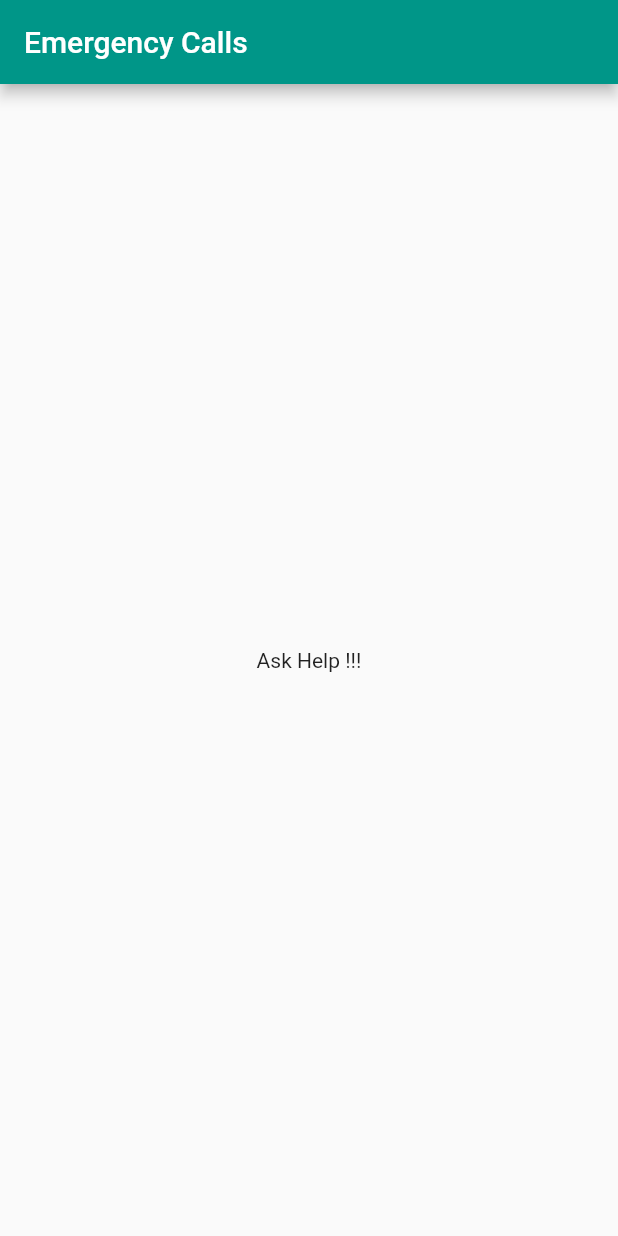
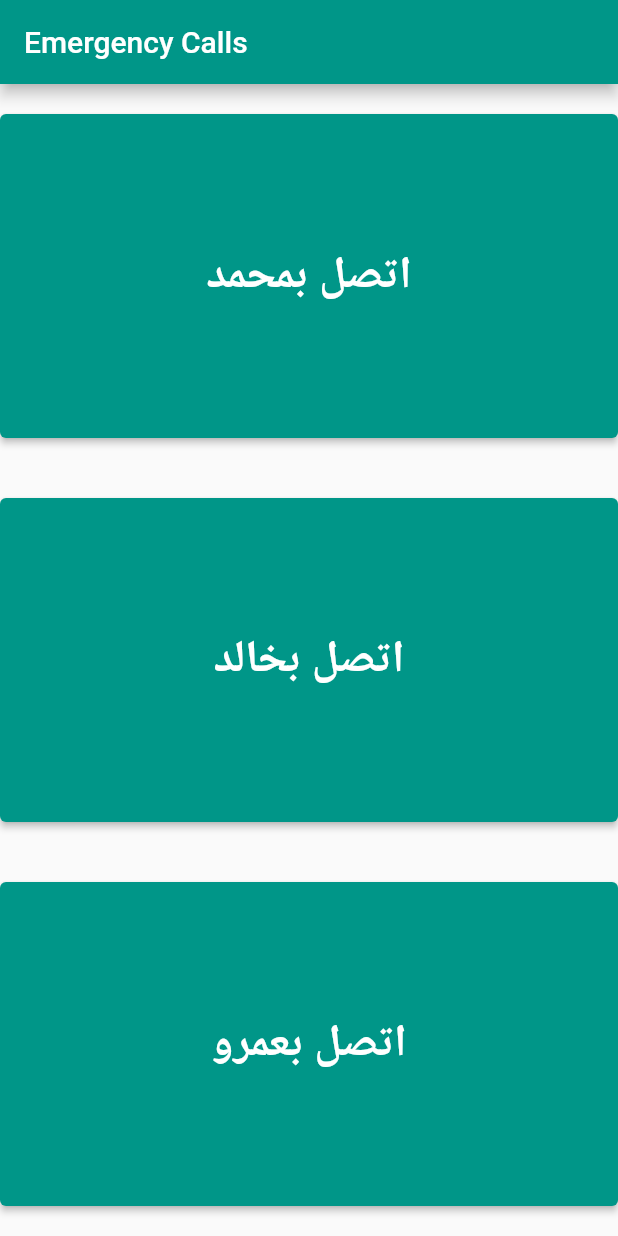
Before and after one commit to Mohammed-El-kayesh/Blind_Guide, a Flutter app: the screen it shows after launch, swiped to page 5, on a phone screen of 412 x 824 dp. Run offline on Flutter 3.47's test engine with Material 2 defaults, Android fonts, the phone set to English and light mode, and no system bars; our stand-ins replace bloc, camera, flutter_bloc, flutter_offline, flutter_tts, get and 2 more; missing offline and left inert: google_ml_vision, tflite; project files that could hold a hidden picture were left out.

Commit message:
Add emergency calls

```diff
--- a/blind_guide/lib/presentation/layout/screens/emergencyCalls.dart
+++ b/blind_guide/lib/presentation/layout/screens/emergencyCalls.dart
@@ -1,6 +1,7 @@
 import 'package:flutter/material.dart';
 import 'package:flutter_tts/flutter_tts.dart';
 import 'package:just_audio/just_audio.dart';
+import 'package:url_launcher/url_launcher.dart';
 class EmergencyScreen extends StatefulWidget {
   const EmergencyScreen({Key? key}) : super(key: key);
 
@@ -12,26 +13,135 @@ class _EmergencyScreenState extends State<EmergencyScreen> {
   /////sound////
   final FlutterTts flutterTts = FlutterTts();
   final AudioPlayer audioPlayer = AudioPlayer();
-  final String text = 'هذه الصفحة لمكالمات الطوارئ وطلب المساعدة من احد الاصدقاء';
+  final String text = 'هذه الصفحة لمكالمات الطوارئ وطلب المساعدة من أحد الأصدقاء حيث تحتوي على 3 أشخاص'
+      '  يمكنك الاتصال بهم من خلال الضغط أعلى الشاشة او في منتصف الشاشة او في اخر الشاشة و سيقوم التطبيق بنقلك مباشرة الى لوحة اتصال الهاتف ';
+
   Future<void> playVoiceNote() async {
     await flutterTts.setLanguage('ar-US');
     await flutterTts.setPitch(1);
     await flutterTts.speak(text);
   }
+
   void initState() {
     super.initState();
 
     playVoiceNote();
+  }
 
+  String ContactName1 = "محمد";
+  String ContactName2 = "خالد";
+  String ContactName3 = "عمرو";
+
+  final FlutterTts flutterTtsforCall1 = FlutterTts();
+  final AudioPlayer audioPlayerforCall1 = AudioPlayer();
+
+  final FlutterTts flutterTtsforCall2 = FlutterTts();
+  final AudioPlayer audioPlayerforCall2 = AudioPlayer();
+
+  final FlutterTts flutterTtsforCall3 = FlutterTts();
+  final AudioPlayer audioPlayerforCall = AudioPlayer();
+
+  Future<void> playContactName1() async {
+    await flutterTts.setLanguage('ar-US');
+    await flutterTts.setPitch(1);
+    await flutterTts.speak(ContactName1);
   }
+
+    Future<void> playContactName2() async {
+      await flutterTts.setLanguage('ar-US');
+      await flutterTts.setPitch(1);
+      await flutterTts.speak(ContactName2);
+    }
+
+  Future<void> playContactName3() async {
+    await flutterTts.setLanguage('ar-US');
+    await flutterTts.setPitch(1);
+    await flutterTts.speak(ContactName3);
+  }
+
     @override
     Widget build(BuildContext context) {
       return Scaffold(
-      body: Center(
-        child: Container(
-          child: Text("Ask Help !!!"),
+        body:  Column(
+            mainAxisAlignment: MainAxisAlignment.spaceEvenly,
+            crossAxisAlignment: CrossAxisAlignment.stretch,
+            children: [
+              SizedBox(
+                height: 20,
+              ),
+                    Expanded(
+                      child: ElevatedButton(
+
+                        onPressed: () async {
+                          playContactName1();
+
+                          const phoneNumber = '01015638555';
+                          final url = 'tel:$phoneNumber';
+                          final url2 = 'sms:$phoneNumber';
+
+                          if (await canLaunch(url)) {
+                            await launch(url);
+                          } else {
+                            throw 'Could not launch $url';
+                          }
+                        },
+                        child: Text("اتصل ب"+'$ContactName1',
+                          style: TextStyle(fontSize: 30,fontWeight: FontWeight.bold),),
+                      ),
+
+                    ),
+              SizedBox(
+                height: 40,
+              ),
+
+
+
+              Expanded(
+                child: ElevatedButton(
+
+                  onPressed: () async {
+                    playContactName2();
+                    const phoneNumber = '01021204207';
+                    final url = 'tel:$phoneNumber';
+
+                    if (await canLaunch(url)) {
+                      await launch(url);
+                    } else {
+                      throw 'Could not launch $url';
+                    }
+                  },
+                  child: Text("اتصل ب"+'$ContactName2',
+                    style: TextStyle(fontSize: 30,fontWeight: FontWeight.bold),),
                 ),
               ),
+              SizedBox(
+                height: 40,
+              ),
+              Expanded(
+                child: ElevatedButton(
+                  onPressed: () async {
+                    playContactName3();
+                    const phoneNumber = '01010499747';
+                    final url = 'tel:$phoneNumber';
+                    if (await canLaunch(url)) {
+                      await launch(url);
+                    } else {
+                      throw 'Could not launch $url';
+                    }
+                  },
+                  child: Text("اتصل ب"+'$ContactName3',
+                  style: TextStyle(fontSize: 30,fontWeight: FontWeight.bold),),
+                ),
+              ),
+              SizedBox(
+                height: 20,
+              ),
+
+          ],
+      )
+
+
+
       );
     }
   }
--- a/blind_guide/pubspec.yaml
+++ b/blind_guide/pubspec.yaml
@@ -48,6 +48,10 @@ dependencies:
   google_ml_vision: ^0.0.8
   audioplayers: ^3.0.1
   just_audio: ^0.9.9
+  contacts_service: ^0.6.3
+  url_launcher: ^6.1.10
+  flutter_phone_direct_caller: ^2.1.1
+  collection:
 
 
 
```
Also changed, not shown: blind_guide/lib/presentation/layout/screens/objectDetection.dart (+13 -3 lines), blind_guide/pubspec.lock, 1 other file. Lines whose indentation alone changed are shown as unchanged.
